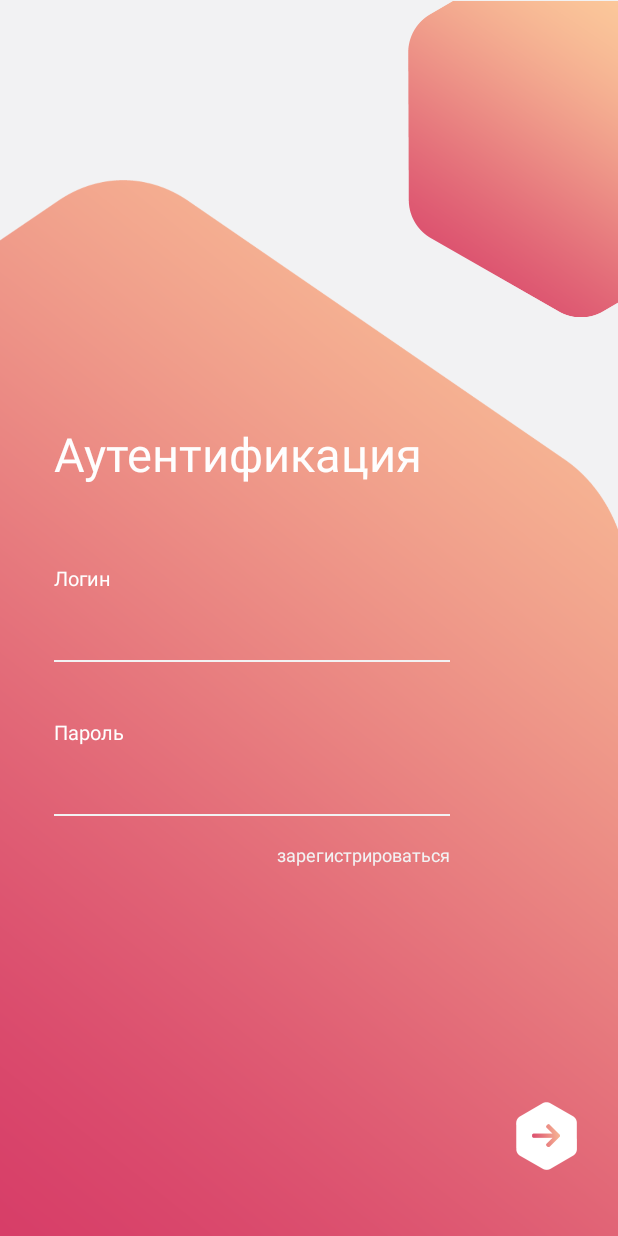
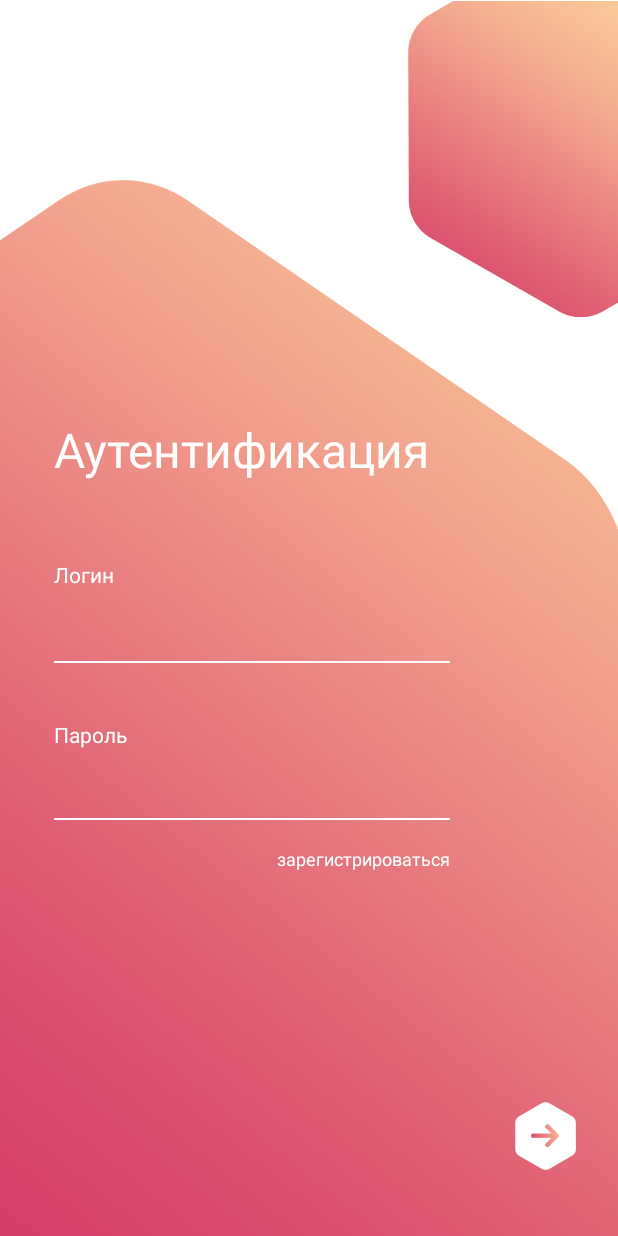
Before and after one commit to LaoNastasy/HealthyApp, an Android app: the screen it shows after launch (MainActivity), on a phone screen of 412 x 824 dp. Run offline under Robolectric (Android 15) with nearby library versions, the phone set to English and light mode, and no system bars; our stand-ins replace Dagger/Hilt's generated code, Room's generated code.

```diff
--- a/app/src/main/java/com/example/healthyapp/di/AppModule.kt
+++ b/app/src/main/java/com/example/healthyapp/di/AppModule.kt
@@ -4,8 +4,9 @@ import android.content.Context
 import androidx.room.Room
 import com.example.healthyapp.repo.UserRepository
 import com.example.healthyapp.repo.UserRepositoryImpl
-import com.example.healthyapp.auth.AuthenticationPresenter
+import com.example.healthyapp.features.auth.AuthenticationPresenter
 import com.example.healthyapp.db.Database
+import com.example.healthyapp.features.main_screen.MainScreenPresenter
 import com.example.healthyapp.main.MainPresenter
 import dagger.Module
 import dagger.Provides
@@ -31,8 +32,12 @@ class AppModule(private val context: Context) {
         UserRepositoryImpl(database)
 
     @Provides
-    fun mainPresenter(userRepository: UserRepository):MainPresenter = MainPresenter(userRepository)
+    fun mainPresenter(userRepository: UserRepository): MainPresenter = MainPresenter(userRepository)
 
     @Provides
-    fun authPresenter(userRepository: UserRepository):AuthenticationPresenter = AuthenticationPresenter(userRepository)
+    fun authPresenter(userRepository: UserRepository): AuthenticationPresenter =
+        AuthenticationPresenter(userRepository)
+
+    @Provides
+    fun mainScreenPresenter(): MainScreenPresenter = MainScreenPresenter()
 }
--- a/app/src/main/java/com/example/healthyapp/di/DatabaseComponent.kt
+++ b/app/src/main/java/com/example/healthyapp/di/DatabaseComponent.kt
@@ -1,10 +1,12 @@
 package com.example.healthyapp.di
 
-import com.example.healthyapp.auth.AuthenticationFragment
-import com.example.healthyapp.auth.AuthenticationPresenter
+import com.example.healthyapp.features.auth.AuthenticationFragment
+import com.example.healthyapp.features.auth.AuthenticationPresenter
+import com.example.healthyapp.features.main_screen.MainFragment
+import com.example.healthyapp.features.main_screen.MainScreenPresenter
 import com.example.healthyapp.main.MainActivity
 import com.example.healthyapp.main.MainPresenter
-import com.example.healthyapp.registration.RegistrationFragment
+import com.example.healthyapp.features.registration.RegistrationFragment
 import dagger.Component
 import javax.inject.Singleton
 
@@ -18,7 +20,11 @@ interface DatabaseComponent {
 
     fun injectRegistrationFragment(registrationFragment: RegistrationFragment)
 
+    fun injectMainScreenFragment(fragment: MainFragment)
+
     fun mainPresenter(): MainPresenter
 
     fun authPresenter(): AuthenticationPresenter
+
+    fun mainScreenPresenter(): MainScreenPresenter
 }
--- a/app/src/main/java/com/example/healthyapp/auth/AuthenticationFragment.kt
+++ b/app/src/main/java/com/example/healthyapp/features/auth/AuthenticationFragment.kt
@@ -1,4 +1,4 @@
-package com.example.healthyapp.auth
+package com.example.healthyapp.features.auth
 
 import android.os.Bundle
 import android.view.LayoutInflater
--- a/app/src/main/java/com/example/healthyapp/auth/AuthenticationPresenter.kt
+++ b/app/src/main/java/com/example/healthyapp/features/auth/AuthenticationPresenter.kt
@@ -1,4 +1,4 @@
-package com.example.healthyapp.auth
+package com.example.healthyapp.features.auth
 
 import com.example.healthyapp.repo.UserRepository
 import com.example.healthyapp.base.BasePresenter
--- a/app/src/main/java/com/example/healthyapp/registration/RegistrationFragment.kt
+++ b/app/src/main/java/com/example/healthyapp/features/registration/RegistrationFragment.kt
@@ -1,4 +1,4 @@
-package com.example.healthyapp.registration
+package com.example.healthyapp.features.registration
 
 import android.os.Bundle
 import android.view.LayoutInflater
--- a/app/src/main/java/com/example/healthyapp/registration/RegistrationPresenter.kt
+++ b/app/src/main/java/com/example/healthyapp/features/registration/RegistrationPresenter.kt
@@ -1,4 +1,4 @@
-package com.example.healthyapp.registration
+package com.example.healthyapp.features.registration
 
 import com.example.healthyapp.base.BasePresenter
 import com.example.healthyapp.base.BaseView
--- a/app/src/main/java/com/example/healthyapp/roomEdit/BaseRoomEditFragment.kt
+++ b/app/src/main/java/com/example/healthyapp/features/roomEdit/BaseRoomEditFragment.kt
@@ -1,4 +1,4 @@
-package com.example.healthyapp.roomEdit
+package com.example.healthyapp.features.roomEdit
 
 import android.os.Bundle
 import android.view.LayoutInflater
--- a/app/src/main/java/com/example/healthyapp/roomEdit/RoomEditPresenter.kt
+++ b/app/src/main/java/com/example/healthyapp/features/roomEdit/RoomEditPresenter.kt
@@ -1,4 +1,4 @@
-package com.example.healthyapp.roomEdit
+package com.example.healthyapp.features.roomEdit
 
 import com.example.healthyapp.base.BasePresenter
 import com.example.healthyapp.base.BaseView
--- a/app/src/main/java/com/example/healthyapp/main/MainActivity.kt
+++ b/app/src/main/java/com/example/healthyapp/main/MainActivity.kt
@@ -3,11 +3,11 @@ package com.example.healthyapp.main
 import android.os.Bundle
 import androidx.fragment.app.Fragment
 import com.example.healthyapp.*
-import com.example.healthyapp.auth.AuthenticationFragment
-import com.example.healthyapp.registration.RegistrationFragment
+import com.example.healthyapp.features.auth.AuthenticationFragment
+import com.example.healthyapp.features.registration.RegistrationFragment
 import com.example.healthyapp.base.BaseActivity
 import com.example.healthyapp.di.DI
-import com.example.healthyapp.roomEdit.BaseRoomEditFragment
+import com.example.healthyapp.features.roomEdit.BaseRoomEditFragment
 import com.example.healthyapp.navigation.Navigator
 import javax.inject.Inject
 
--- a/app/src/main/res/layout/fragment_authentification.xml
+++ b/app/src/main/res/layout/fragment_authentification.xml
@@ -2,7 +2,7 @@
 <LinearLayout xmlns:android="http://schemas.android.com/apk/res/android"
     android:layout_width="match_parent"
     android:layout_height="match_parent"
-    android:background="#f2f2f3"
+    android:background="@color/white"
     android:orientation="vertical">
 
     <FrameLayout
@@ -37,17 +37,17 @@
                 android:layout_gravity="start"
                 android:gravity="start"
                 android:text="@string/auth_title"
-                android:textColor="#fefefe"
-                android:textSize="31.3sp" />
+                android:textColor="@color/white"
+                android:textSize="32sp" />
 
             <TextView
                 android:layout_width="wrap_content"
                 android:layout_height="wrap_content"
                 android:layout_gravity="start"
-                android:layout_marginTop="52.7dp"
+                android:layout_marginTop="52dp"
                 android:text="@string/auth_login"
-                android:textColor="#fefefe"
-                android:textSize="13.3sp" />
+                android:textColor="@color/white"
+                android:textSize="14sp" />
 
             <EditText
                 android:id="@+id/login"
@@ -58,26 +58,26 @@
                 android:background="@android:color/transparent"
                 android:inputType="textEmailAddress"
                 android:maxLines="1"
-                android:textColor="#FFFFFF"
-                android:textColorHint="#FFFFFF"
+                android:textColor="@color/white"
+                android:textColorHint="@color/white"
                 android:textCursorDrawable="@drawable/white_cursor_color"
-                android:textSize="15sp" />
+                android:textSize="16sp" />
 
             <View
-                android:layout_width="263.7dp"
+                android:layout_width="264dp"
                 android:layout_height="1dp"
                 android:layout_gravity="start"
-                android:layout_marginTop="6.3dp"
-                android:background="#f2f2f3" />
+                android:layout_marginTop="8dp"
+                android:background="@color/white" />
 
             <TextView
                 android:layout_width="wrap_content"
                 android:layout_height="wrap_content"
                 android:layout_gravity="start"
-                android:layout_marginTop="37.3dp"
+                android:layout_marginTop="38dp"
                 android:text="@string/auth_password"
-                android:textColor="#fefefe"
-                android:textSize="13.3sp" />
+                android:textColor="@color/white"
+                android:textSize="14sp" />
 
             <LinearLayout
                 android:layout_width="match_parent"
@@ -93,10 +93,10 @@
                     android:inputType="textPassword"
                     android:maxLength="10"
                     android:maxLines="1"
-                    android:textColor="#FFFFFF"
-                    android:textColorHint="#ffffff"
+                    android:textColor="@color/white"
+                    android:textColorHint="@color/white"
                     android:textCursorDrawable="@drawable/white_cursor_color"
-                    android:textSize="15sp" />
+                    android:textSize="16sp" />
 
             </LinearLayout>
 
@@ -105,7 +105,7 @@
                 android:layout_height="1dp"
                 android:layout_gravity="start"
                 android:layout_marginTop="6.3dp"
-                android:background="#f2f2f3" />
+                android:background="@color/white" />
 
             <TextView
                 android:id="@+id/registrate"
@@ -114,8 +114,8 @@
                 android:layout_gravity="end"
                 android:layout_marginTop="17.3dp"
                 android:text="@string/registration"
-                android:textColor="#f2f2f3"
-                android:textSize="12.3sp" />
+                android:textColor="@color/white"
+                android:textSize="12sp" />
 
         </LinearLayout>
 
@@ -124,7 +124,7 @@
             android:layout_width="40.7dp"
             android:layout_height="45.3dp"
             android:layout_gravity="bottom|end"
-            android:layout_marginEnd="27.3dp"
+            android:layout_marginEnd="28dp"
             android:layout_marginBottom="43.7dp"
             android:background="@drawable/white_hexagone">
 
--- a/app/src/main/res/values/strings.xml
+++ b/app/src/main/res/values/strings.xml
@@ -12,6 +12,12 @@
     //экран регистрации
     <string name="registration_title">Регистрация</string>
     <string name="password_repeat">Повторите пароль</string>
+
+    //главное меню
+    <string name="person_screen">Внесение данных\nсамочувствия</string>
+    <string name="statistic_screen">Статистика</string>
+    <string name="klimat_screen">Климат\nв помещении</string>
+    <string name="new_room_screen">Добавить\nпомещение</string>
 
     //экран начальных данных
     <string name="base_edit_title">Начальные данные</string>
```
Also changed, not shown: app/src/main/java/com/example/healthyapp/features/main_screen/MainFragment.kt (added, +18 -0 lines), app/src/main/java/com/example/healthyapp/features/main_screen/MainScreenPresenter.kt (added, +13 -0 lines), app/src/main/res/layout/fragment_main.xml (added, +95 -0 lines), app/src/main/res/drawable/kabinets.png (added), app/src/main/res/drawable/klimat.png (added), app/src/main/res/drawable/person.png (added), app/src/main/res/drawable/statistic.png (added), 1 other file.
